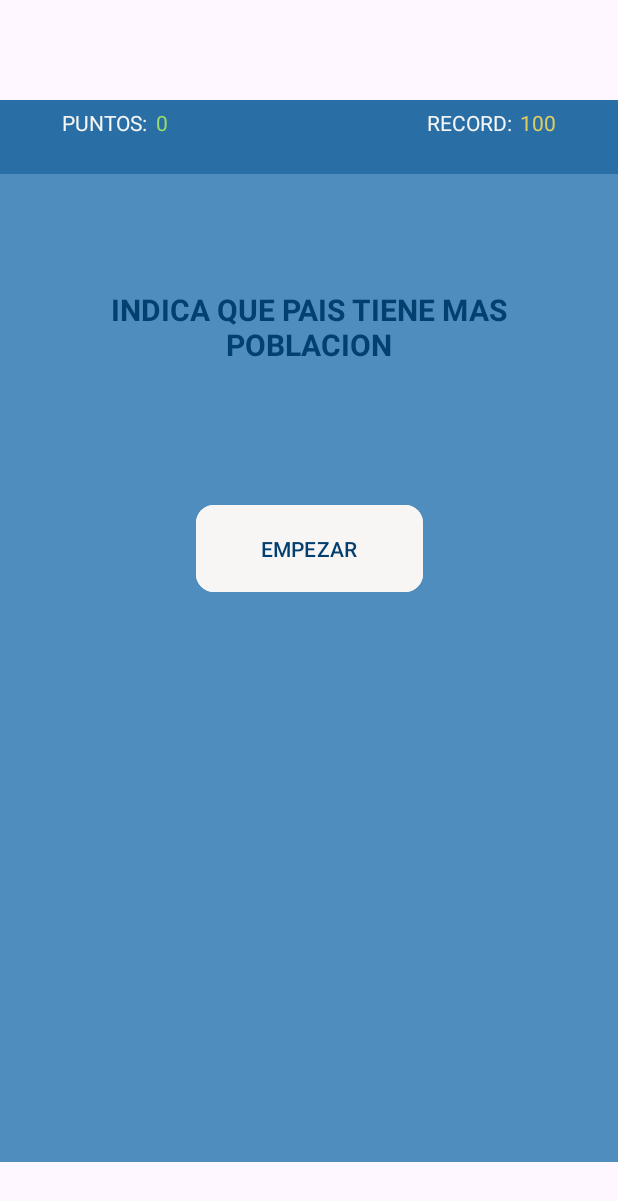
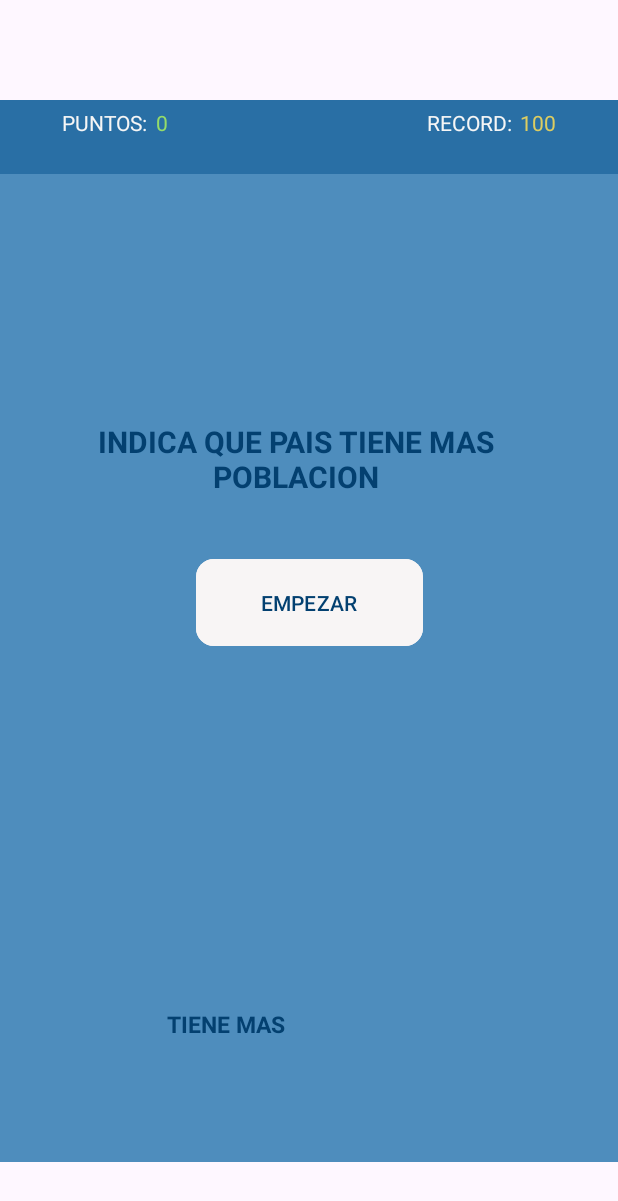
Before and after one commit to CarlosTora/FlagQuiz, an Android app: the fragment PoblationFragment shown on its own in the app's theme, on a phone screen of 412 x 824 dp. Shown: the top 1201 px of the screen. Run offline under Robolectric (Android 15) with nearby library versions, the phone set to English and light mode, and no system bars.

Commit message:
v1 poblacion

```diff
--- a/app/src/main/java/com/flagquiz/fragments/PoblationFragment.java
+++ b/app/src/main/java/com/flagquiz/fragments/PoblationFragment.java
@@ -47,9 +47,13 @@ public class PoblationFragment extends Fragment {
     private Flag flagDOWN;
     private ImageView imageTop;
     private ImageView imageDown;
+    private ImageView bttMore;
+    private ImageView bttLess;
     private DatabaseHelper databaseHelper;
     private TextView hits;
     private TextView record;
+    private TextView poblation;
+    private TextView newCountry;
     private TextView time;
     private TextView txt_scoreGame;
     private TextView label_info;
@@ -83,6 +87,9 @@ public class PoblationFragment extends Fragment {
         Bundle args = getArguments();
         imageTop = view.findViewById(R.id.img_flag_up);
         imageDown = view.findViewById(R.id.img_flag_down);
+        bttMore = view.findViewById(R.id.img_btt_morePob);
+        bttLess = view.findViewById(R.id.img_btt_lessPob);
+        newCountry = view.findViewById(R.id.txt_newCountrySelected);
 
 
         if (args != null){
@@ -101,6 +108,7 @@ public class PoblationFragment extends Fragment {
         record = view.findViewById(R.id.txt_record);
         btt_starGame = view.findViewById(R.id.btt_star_hardcore);
         label_info = view.findViewById(R.id.txt_infoPoblation);
+        poblation = view.findViewById(R.id.txt_countryAndPoblation);
         indicationPoints = view.findViewById(R.id.txt_indicatorPoints);
         constraintLayout = view.findViewById(R.id.container);
         positionList = 0;
@@ -109,6 +117,9 @@ public class PoblationFragment extends Fragment {
         //hits.setText((String.valueOf(score)));
         imageTop.setVisibility(View.GONE);
         imageDown.setVisibility(View.GONE);
+        bttMore.setVisibility(View.GONE);
+        bttLess.setVisibility(View.GONE);
+        poblation.setVisibility(View.GONE);
         hits.setText((String.valueOf(score)));
         record.setText("100"); // TODO --> PONER RECORD DEL USER
         indicationPoints.setVisibility(View.GONE);
@@ -126,8 +137,12 @@ public class PoblationFragment extends Fragment {
     private void starGame(View view, Context context) {
         starGame = true;
         btt_starGame.setVisibility(View.GONE);
+        label_info.setVisibility(View.GONE);
         imageTop.setVisibility(View.VISIBLE);
         imageDown.setVisibility(View.VISIBLE);
+        bttMore.setVisibility(View.VISIBLE);
+        bttLess.setVisibility(View.VISIBLE);
+        poblation.setVisibility(View.VISIBLE);
 
         flagUP = loadFlag(context);
         flagDOWN = loadFlag(context);
@@ -137,8 +152,10 @@ public class PoblationFragment extends Fragment {
 
         int resourceId = getResources().getIdentifier(flagUP.getImage(), "drawable", requireContext().getPackageName());
         imageTop.setImageResource(resourceId);
-        label_info.setText(getStringResource(flagUP.getName())+"\n"+formatPoblation(flagUP.getPoblation()));
-        imageTop.setAlpha(0.7f);
+
+        poblation.setText(getStringResource(flagUP.getName())+"\n"+formatPoblation(flagUP.getPoblation()));
+        newCountry.setText("¿ Cuanta poblacion tiene "+getStringResource(flagDOWN.getName())+" ?");
+        //imageTop.setAlpha(0.7f);
 
         // ESTO ES PARA BLOQUEAR LAS PULSACIONES FAKE
         ConstraintLayout mapsConstraint = view.findViewById(R.id.const_zoneCountry);
@@ -158,13 +175,13 @@ public class PoblationFragment extends Fragment {
             }
         });
 
-        imageTop.setOnClickListener(new View.OnClickListener() {
+        bttMore.setOnClickListener(new View.OnClickListener() {
             @Override
             public void onClick(View v) {
                 getResult("top",context);
             }
         });
-        imageDown.setOnClickListener(new View.OnClickListener() {
+        bttLess.setOnClickListener(new View.OnClickListener() {
             @Override
             public void onClick(View v) {
                 getResult("bot",context);
@@ -176,7 +193,7 @@ public class PoblationFragment extends Fragment {
     private void getResult(String optionSelected, Context context) {
 
         if(optionSelected.equals("top")) {
-            if(flagUP.getPoblation() > flagDOWN.getPoblation()){
+            if(flagUP.getPoblation() < flagDOWN.getPoblation()){
                 new Handler().postDelayed(new Runnable() {
                     @Override
                     public void run() {
@@ -196,7 +213,7 @@ public class PoblationFragment extends Fragment {
         }
 
         else {
-            if( flagDOWN.getPoblation() >  flagUP.getPoblation()){
+            if( flagDOWN.getPoblation() <  flagUP.getPoblation()){
                 new Handler().postDelayed(new Runnable() {
                     @Override
                     public void run() {
@@ -218,6 +235,8 @@ public class PoblationFragment extends Fragment {
 
     private void showSummaryDialog() {
         if(!inDetails) {
+            newCountry.setText(getStringResource(flagDOWN.getName())+" tiene "+formatPoblation(flagDOWN.getPoblation())+" de poblacion");
+            newCountry.setTextColor(Color.RED);
             inDetails = true;
             SummaryDialogFragment dialogFragment = SummaryDialogFragment.newInstance(score, record.getText().toString(), levelGame, modeGame);
             dialogFragment.show(getFragmentManager(), "summary_dialog");
@@ -242,11 +261,12 @@ public class PoblationFragment extends Fragment {
         int resourceId = getResources().getIdentifier(flagUP.getImage(), "drawable", requireContext().getPackageName());
         imageTop.setImageResource(resourceId);
 
-        label_info.setText(getStringResource(flagUP.getName())+"\n"+formatPoblation(flagUP.getPoblation()));
+        poblation.setText(getStringResource(flagUP.getName())+"\n"+formatPoblation(flagUP.getPoblation()));
 
         flagDOWN = loadFlag(context);
         int resource = getResources().getIdentifier(flagDOWN.getImage(), "drawable", requireContext().getPackageName());
         imageDown.setImageResource(resource);
+        newCountry.setText("¿ Cuanta poblacion tiene "+getStringResource(flagDOWN.getName())+" ?");
     }
 
     private String getStringResource(String resourceName) {
--- a/app/src/main/res/layout/poblation_fragment.xml
+++ b/app/src/main/res/layout/poblation_fragment.xml
@@ -150,43 +150,80 @@
             app:layout_constraintTop_toBottomOf="@+id/const_pointsCountry">
 
             <androidx.constraintlayout.widget.Guideline
+                android:id="@+id/guia_flag_top"
+                android:layout_width="0dp"
+                android:layout_height="0dp"
+                android:orientation="vertical"
+                app:layout_constraintGuide_begin="123dp" />
+
+            <androidx.constraintlayout.widget.Guideline
+                android:id="@+id/guia_flag_bot_down"
+                android:layout_width="0dp"
+                android:layout_height="0dp"
+                android:orientation="horizontal"
+                app:layout_constraintGuide_percent="0.72" />
+
+            <androidx.constraintlayout.widget.Guideline
+                android:id="@+id/guia_flag_bot_top"
+                android:layout_width="0dp"
+                android:layout_height="0dp"
+                android:orientation="horizontal"
+                app:layout_constraintGuide_percent="0.23" />
+
+            <TextView
+                android:id="@+id/txt_countryAndPoblation"
+                android:layout_width="0dp"
+                android:layout_height="0dp"
+                android:text="@string/LABEL_INFO_POBLATION"
+                android:textAlignment="center"
+                android:textColor="#034070"
+                android:textSize="20dp"
+                android:textStyle="bold"
+                app:layout_constraintBottom_toTopOf="@+id/guideline2"
+                app:layout_constraintEnd_toEndOf="parent"
+                app:layout_constraintStart_toStartOf="@+id/guia_flag_top"
+                app:layout_constraintTop_toTopOf="parent"
+                app:layout_constraintVertical_bias="1.0" />
+
+            <androidx.constraintlayout.widget.Guideline
                 android:id="@+id/guideline2"
                 android:layout_width="wrap_content"
                 android:layout_height="wrap_content"
                 android:orientation="horizontal"
-                app:layout_constraintGuide_percent="0.5" />
+                app:layout_constraintGuide_percent="0.15" />
 
             <androidx.constraintlayout.widget.Guideline
                 android:id="@+id/guideline4"
                 android:layout_width="wrap_content"
                 android:layout_height="wrap_content"
                 android:orientation="horizontal"
-                app:layout_constraintGuide_percent="0.3" />
+                app:layout_constraintGuide_percent="0.25" />
 
             <ImageView
                 android:id="@+id/img_flag_up"
-                android:layout_width="wrap_content"
+                android:layout_width="0dp"
                 android:layout_height="0dp"
                 android:layout_marginBottom="5dp"
                 app:layout_constraintBottom_toTopOf="@+id/guideline2"
+                app:layout_constraintEnd_toStartOf="@+id/guia_flag_top"
+                app:layout_constraintStart_toStartOf="parent"
                 app:layout_constraintTop_toTopOf="parent"
                 app:srcCompat="@drawable/flag_georgia" />
 
             <ImageView
                 android:id="@+id/img_flag_down"
-                android:layout_width="wrap_content"
+                android:layout_width="0dp"
                 android:layout_height="0dp"
-                android:layout_marginTop="5dp"
-                app:layout_constraintBottom_toBottomOf="parent"
-                app:layout_constraintTop_toBottomOf="@+id/img_flag_up"
-                app:srcCompat="@drawable/flag_espanya"
-                tools:layout_editor_absoluteX="0dp" />
+                app:layout_constraintBottom_toTopOf="@+id/guia_flag_bot_down"
+                app:layout_constraintEnd_toEndOf="parent"
+                app:layout_constraintStart_toStartOf="parent"
+                app:layout_constraintTop_toTopOf="@+id/guideline4"
+                app:srcCompat="@drawable/flag_espanya" />
 
             <Button
                 android:id="@+id/btt_star_hardcore"
                 android:layout_width="151dp"
                 android:layout_height="66dp"
-                android:layout_marginTop="52dp"
                 android:backgroundTint="@color/bg_buttons"
                 android:onClick="starGame"
                 android:text="@string/BTT_START"
@@ -195,7 +232,7 @@
                 app:cornerRadius="12dp"
                 app:layout_constraintEnd_toEndOf="parent"
                 app:layout_constraintStart_toStartOf="parent"
-                app:layout_constraintTop_toBottomOf="@+id/img_flag_up" />
+                app:layout_constraintTop_toBottomOf="@+id/txt_infoPoblation" />
 
             <TextView
                 android:id="@+id/txt_infoPoblation"
@@ -206,17 +243,83 @@
                 android:textColor="#034070"
                 android:textSize="20dp"
                 android:textStyle="bold"
-                app:layout_constraintBottom_toBottomOf="@+id/img_flag_up"
                 app:layout_constraintEnd_toEndOf="parent"
-                app:layout_constraintHorizontal_bias="0.495"
-                app:layout_constraintStart_toStartOf="parent" />
+                app:layout_constraintHorizontal_bias="0.414"
+                app:layout_constraintStart_toStartOf="parent"
+                app:layout_constraintTop_toTopOf="@+id/guideline4" />
 
             <androidx.constraintlayout.widget.Guideline
                 android:id="@+id/guideline9"
                 android:layout_width="wrap_content"
                 android:layout_height="wrap_content"
                 android:orientation="vertical"
-                app:layout_constraintGuide_percent="0.51" />
+                app:layout_constraintGuide_percent="0.5" />
+
+            <ImageView
+                android:id="@+id/img_btt_morePob"
+                android:layout_width="0dp"
+                android:layout_height="0dp"
+                android:layout_marginStart="5dp"
+                android:layout_marginEnd="5dp"
+                app:layout_constraintBottom_toBottomOf="parent"
+                app:layout_constraintEnd_toStartOf="@+id/guideline9"
+                app:layout_constraintStart_toStartOf="parent"
+                app:layout_constraintTop_toTopOf="@+id/guia_flag_bot_down"
+                app:srcCompat="@drawable/btt_more_poblation" />
+
+            <ImageView
+                android:id="@+id/img_btt_lessPob"
+                android:layout_width="0dp"
+                android:layout_height="0dp"
+                android:layout_marginStart="5dp"
+                android:layout_marginEnd="5dp"
+                app:layout_constraintBottom_toBottomOf="parent"
+                app:layout_constraintEnd_toEndOf="parent"
+                app:layout_constraintHorizontal_bias="1.0"
+                app:layout_constraintStart_toStartOf="@+id/guideline9"
+                app:layout_constraintTop_toTopOf="@+id/guia_flag_bot_down"
+                app:layout_constraintVertical_bias="1.0"
+                app:srcCompat="@drawable/btt_less_poblation" />
+
+            <TextView
+                android:id="@+id/txt_newCountrySelected"
+                android:layout_width="wrap_content"
+                android:layout_height="wrap_content"
+                android:layout_marginTop="5dp"
+                android:textAlignment="center"
+                android:textColor="#034070"
+                android:textSize="16dp"
+                android:textStyle="bold"
+                app:layout_constraintEnd_toEndOf="parent"
+                app:layout_constraintHorizontal_bias="0.498"
+                app:layout_constraintStart_toStartOf="parent"
+                app:layout_constraintTop_toTopOf="@+id/guia_flag_bot_down" />
+
+            <TextView
+                android:id="@+id/textView12"
+                android:layout_width="wrap_content"
+                android:layout_height="wrap_content"
+                android:layout_marginStart="8dp"
+                android:text="TIENE MENOS"
+                android:textColor="#034070"
+                android:textSize="15dp"
+                android:textStyle="bold"
+                app:layout_constraintBottom_toBottomOf="parent"
+                app:layout_constraintStart_toStartOf="@+id/img_btt_lessPob"
+                app:layout_constraintTop_toTopOf="@+id/guia_flag_bot_down" />
+
+            <TextView
+                android:id="@+id/label_morepoblation"
+                android:layout_width="wrap_content"
+                android:layout_height="wrap_content"
+                android:layout_marginStart="8dp"
+                android:text="TIENE MAS"
+                android:textColor="#034070"
+                android:textSize="15dp"
+                android:textStyle="bold"
+                app:layout_constraintBottom_toBottomOf="parent"
+                app:layout_constraintStart_toStartOf="@+id/img_btt_morePob"
+                app:layout_constraintTop_toTopOf="@+id/guia_flag_bot_down" />
 
         </androidx.constraintlayout.widget.ConstraintLayout>
 
```
Also changed, not shown: app/src/main/res/drawable/btt_less_poblation.png (added), app/src/main/res/drawable/btt_more_poblation.png (added).
